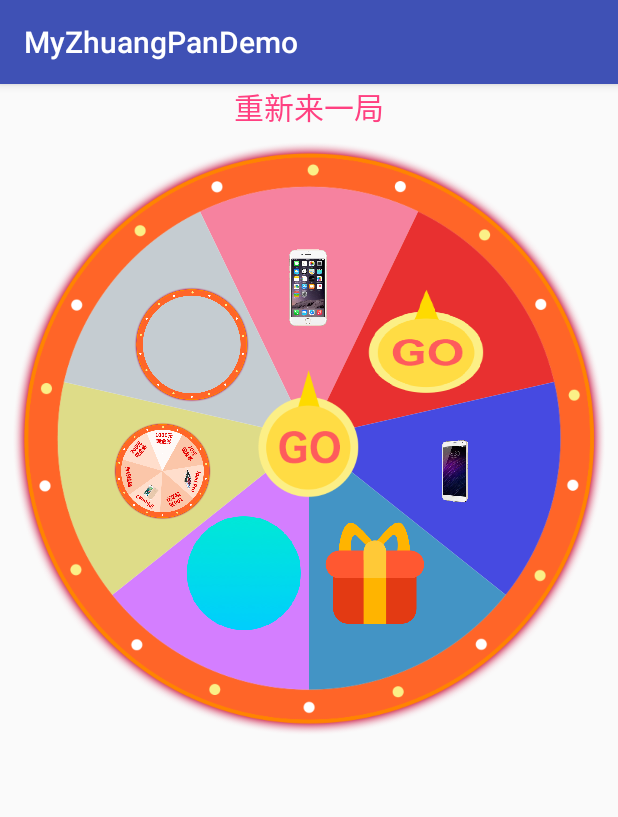
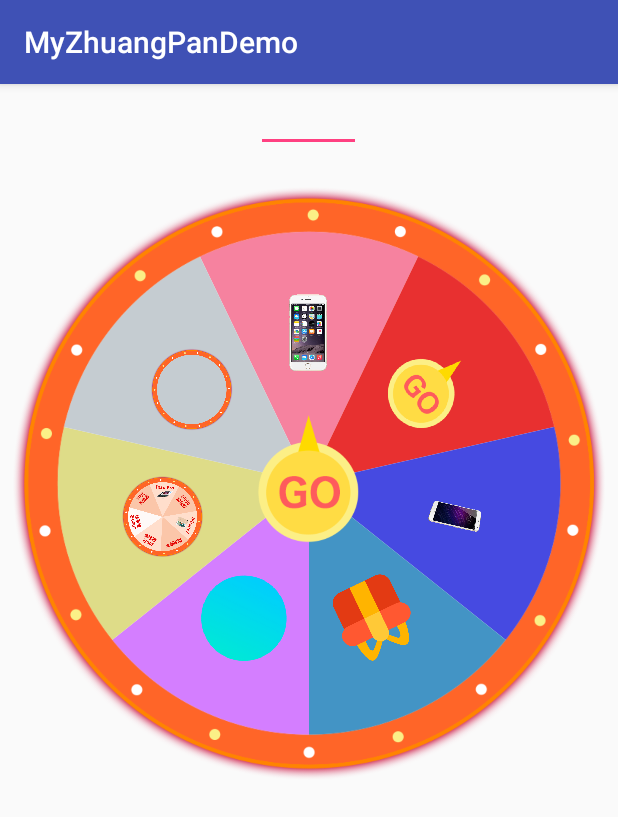
Before and after one commit to zhangyu127/ZhuangPanDemo, an Android app: the screen it shows after launch (MainActivity), on a phone screen of 412 x 824 dp. Shown: the top 817 px of the screen. Run offline under Robolectric (Android 15) with nearby library versions, the phone set to English and light mode, and no system bars.

Commit message:
提交转盘优化

```diff
--- a/app/src/main/java/com/keke/a10056/myzhuangpandemo/MainActivity.java
+++ b/app/src/main/java/com/keke/a10056/myzhuangpandemo/MainActivity.java
@@ -14,6 +14,8 @@ import android.os.Bundle;
 import android.view.Gravity;
 import android.view.LayoutInflater;
 import android.view.View;
+import android.widget.Button;
+import android.widget.EditText;
 import android.widget.ImageView;
 import android.widget.TextView;
 import android.widget.Toast;
@@ -35,10 +37,10 @@ public class MainActivity extends AppCompatActivity {
     private List<Integer> colors;
     private List<Integer> color;
     private List<Bitmap> mListBitmap;
-    private List<Bitmap> mListBitmaps;
-    private int typeNum = 7;
+    private int typeNum = 0;
     private WheelSurfView wheelSurfView2;
-    private TextView tv_qd;
+    private EditText tv_qd;
+    private ImageView imgGo;
 
 
     @SuppressLint("HandlerLeak")
@@ -49,13 +51,11 @@ public class MainActivity extends AppCompatActivity {
 
             build = new WheelSurfView.Builder()
                     .setmColors(color)
-                    .setmIcons(mListBitmaps)
-                    .setmTypeNum(typeNum)
+                    .setmIcons(mListBitmap)
+                    .setmTypeNum(mListBitmap.size())
                     .build();
             wheelSurfView2.setConfig(build);
 
-//            int position = new Random().nextInt(typeNum) + 1;
-//            wheelSurfView2.startRotate(position);
         }
     };
 
@@ -66,29 +66,8 @@ public class MainActivity extends AppCompatActivity {
         setContentView(R.layout.activity_main);
 
         imageView = findViewById(R.id.img_face);
-        tv_qd = findViewById(R.id.tv_qidong);
+        tv_qd = findViewById(R.id.ev_qidong);
 
-        tv_qd.setOnClickListener(new View.OnClickListener() {
-            @Override
-            public void onClick(View v) {
-                typeNum = 7;
-                mListBitmaps = new ArrayList<>();
-                for (int i = 0; i < mListBitmap.size(); i++) {
-                    mListBitmaps.add(mListBitmap.get(i));
-                }
-                color = new ArrayList<>();
-                for (int i = 0; i < colors.size(); i++) {
-                    color.add(colors.get(i));
-                }
-
-                build = new WheelSurfView.Builder()
-                        .setmColors(color)
-                        .setmIcons(mListBitmaps)
-                        .setmTypeNum(typeNum)
-                        .build();
-                wheelSurfView2.setConfig(build);
-            }
-        });
 
         /**
          * 新增使用代码设置属性的方式
@@ -124,20 +103,6 @@ public class MainActivity extends AppCompatActivity {
          *  这三个方法中的参数长度必须一致 否则会报运行时异常
          */
 
-        colors = new ArrayList<>();
-        colors.add(Color.parseColor("#F6829F"));
-        colors.add(Color.parseColor("#E83030"));
-        colors.add(Color.parseColor("#464AE1"));
-        colors.add(Color.parseColor("#4394C5"));
-        colors.add(Color.parseColor("#D47EFF"));
-        colors.add(Color.parseColor("#DEDC88"));
-        colors.add(Color.parseColor("#C5CCD1"));
-
-        color = new ArrayList<>();
-        for (int i = 0; i < colors.size(); i++) {
-            color.add(colors.get(i));
-        }
-
 
         mListBitmap = new ArrayList<>();
         mListBitmap.add(BitmapFactory.decodeResource(getResources(), R.mipmap.iphone));
@@ -148,20 +113,32 @@ public class MainActivity extends AppCompatActivity {
         mListBitmap.add(BitmapFactory.decodeResource(getResources(), R.mipmap.all));
         mListBitmap.add(BitmapFactory.decodeResource(getResources(), R.mipmap.yuanhuan));
 
+//        typeNum = mListBitmap.size();
 
-        mListBitmaps = new ArrayList<>();
+        mListBitmap = WheelSurfView.rotateBitmaps(mListBitmap);
+
+
+        colors = new ArrayList<>();
+        colors.add(Color.parseColor("#F6829F"));
+        colors.add(Color.parseColor("#E83030"));
+        colors.add(Color.parseColor("#464AE1"));
+        colors.add(Color.parseColor("#4394C5"));
+        colors.add(Color.parseColor("#D47EFF"));
+        colors.add(Color.parseColor("#DEDC88"));
+        colors.add(Color.parseColor("#C5CCD1"));
+
+
+        color = new ArrayList<>();
         for (int i = 0; i < mListBitmap.size(); i++) {
-            mListBitmaps.add(mListBitmap.get(i));
+            color.add(colors.get(i));
         }
 
-
-        mListBitmap = WheelSurfView.rotateBitmaps(mListBitmap);
 
         wheelSurfView2 = findViewById(R.id.wheelSurfView2);
         build = new WheelSurfView.Builder()
                 .setmColors(color)
-                .setmIcons(mListBitmaps)
-                .setmTypeNum(typeNum)
+                .setmIcons(mListBitmap)
+                .setmTypeNum(mListBitmap.size())
                 .build();
         wheelSurfView2.setConfig(build);
 
@@ -170,28 +147,37 @@ public class MainActivity extends AppCompatActivity {
         wheelSurfView2.setRotateListener(new RotateListener() {
             @Override
             public void rotateEnd(int position, String des, Bitmap bitmap) {
-                imageView.setVisibility(View.VISIBLE);
-                imageView.setImageBitmap(bitmap);
-
 
                 //判断重新加载转盘   每一次减一
-                if (typeNum == 2) {
-                    mListBitmaps.remove((typeNum - position + 1) %
-                            typeNum);
-                    Bitmap bitmap1 = mListBitmaps.get(0);
+                if (mListBitmap.size() == 2) {
+                    //对按键
+                    // 进行处理
+//                    imgGo.setEnabled(true);
+//                    imgGo.setVisibility(View.VISIBLE);
+
+                    //对数据显示图片进行处理
+                    mListBitmap.remove((mListBitmap.size() - position + 1) %
+                            mListBitmap.size());
+                    Bitmap bitmap1 = mListBitmap.get(0);
 
                     WinDialog winDialog = new WinDialog(MainActivity.this, bitmap1);
                     winDialog.show();
 
                 } else {
-                    //                //根据算法删除删除选中的那一栏
-                    color.remove((typeNum - position + 1) %
-                            typeNum);
-                    mListBitmaps.remove((typeNum - position + 1) %
-                            typeNum);
+                    imageView.setVisibility(View.VISIBLE);
+                    imageView.setImageBitmap(bitmap);
 
-                    typeNum = typeNum - 1;
+
+                    //根据算法删除删除选中的那一栏
+                    color.remove((mListBitmap.size() - position + 1) %
+                            mListBitmap.size());
+                    mListBitmap.remove((mListBitmap.size() - position + 1) %
+                            mListBitmap.size());
+
+//                    typeNum = typeNum - 1;
+
                     handler.sendEmptyMessageDelayed(2, 3 * 1000);
+
                 }
             }
 
@@ -200,26 +186,28 @@ public class MainActivity extends AppCompatActivity {
 
             }
 
+
             @Override
             public void rotateBefore(ImageView goImg) {
 
+                //对按键
+                // 进行处理
+                imgGo = (ImageView) goImg;
+
+//                imgGo.setVisibility(View.GONE);
                 //可以指定转盘转到哪里逆时针
-//                goImg.setEnabled(false);
+//                imgGo.setEnabled(false);
+
                 //模拟位置
-                int position = new Random().nextInt(typeNum) + 1;
-                wheelSurfView2.startRotate(position);
-
+                int position = new Random().nextInt(mListBitmap.size()) + 1;
+                if ("".equals(tv_qd.getText().toString())) {
+                    return;
+                }
+                wheelSurfView2.startRotate(Integer.parseInt(tv_qd.getText().toString()));
             }
         });
     }
 
-   //数据去重
-    public static List removeDuplicate(List list) {
-        HashSet h = new HashSet(list);
-        list.clear();
-        list.addAll(h);
-        return list;
-    }
 
     @Override
     protected void onDestroy() {
--- a/app/src/main/res/layout/activity_main.xml
+++ b/app/src/main/res/layout/activity_main.xml
@@ -9,7 +9,7 @@
     <RelativeLayout
         android:layout_width="match_parent"
         android:layout_height="wrap_content"
-        android:layout_marginTop="30dp">
+        android:layout_marginTop="60dp">
 
 
         <com.keke.a10056.myzhuangpandemo.view.WheelSurfView
@@ -31,13 +31,13 @@
 
     </RelativeLayout>
 
-    <TextView
-        android:id="@+id/tv_qidong"
-        android:layout_width="wrap_content"
-        android:layout_height="wrap_content"
+    <EditText
+        android:id="@+id/ev_qidong"
+        android:layout_width="70dp"
+        android:layout_height="45dp"
         android:layout_centerHorizontal="true"
-        android:text="重新来一局"
         android:textColor="@color/colorAccent"
         android:textSize="20sp" />
 
+
 </RelativeLayout>
```
Also changed, not shown: app/src/main/java/com/keke/a10056/myzhuangpandemo/WinDialog.java (+16 -0 lines).
